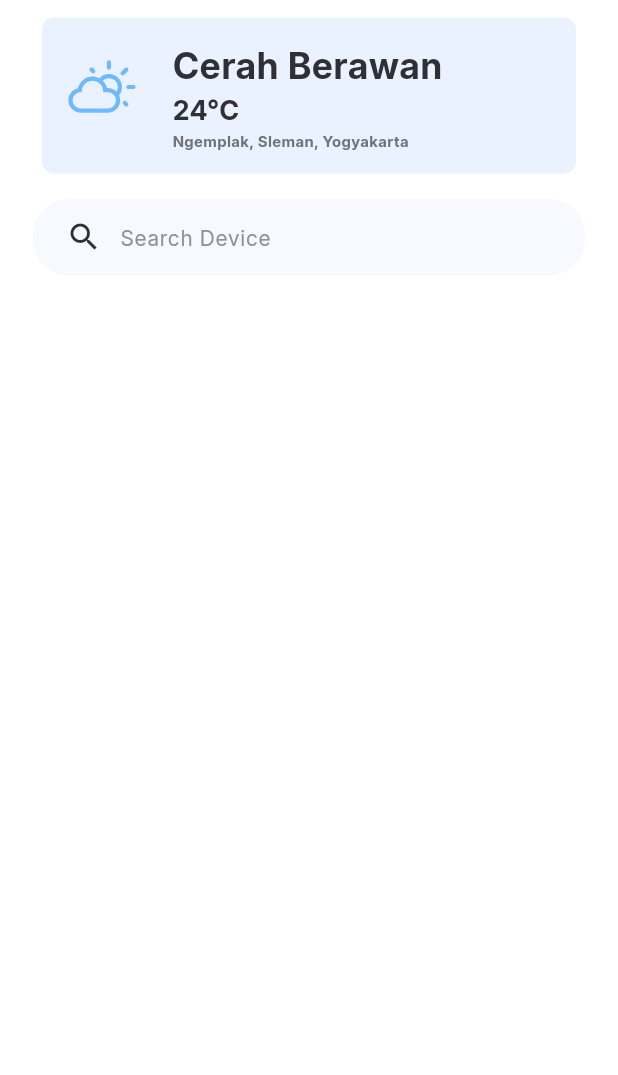
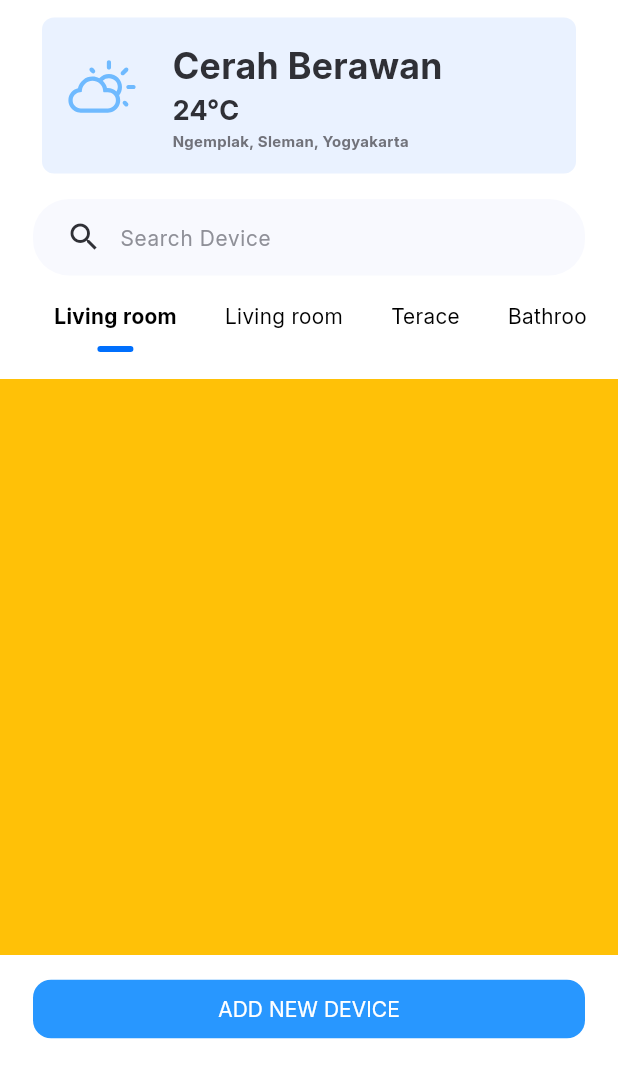
Before and after one commit to Ariyalex/SigmaHome, a Flutter app: the screen it shows after launch, on a phone screen of 412 x 824 dp, the part 161-1236 px from its top. Run offline on Flutter 3.47's test engine with Material 3 defaults, Android fonts, the phone set to English and light mode, and no system bars; our stand-ins replace firebase_core, firebase_database, font_awesome_flutter, get, weather_icons; accounts and stored records are empty; generated files the repository leaves out were written again.

Commit message:
tampilan room dan tombol add new device

```diff
--- a/lib/src/providers/button_provider.dart
+++ b/lib/src/providers/button_provider.dart
@@ -3,6 +3,7 @@ import 'package:firebase_database/firebase_database.dart';
 
 class ButtonProvider extends GetxController {
   var status = true.obs;
+  var activeRoomIndex = 0.obs;
 
   final DatabaseReference _relayRef =
       FirebaseDatabase.instance.ref("kontrol/relay");
@@ -32,4 +33,8 @@ class ButtonProvider extends GetxController {
 
     //update ke firebase secera realtime
   }
+
+  void setActiveRoom(int index) {
+    activeRoomIndex.value = index;
+  }
 }
--- a/lib/src/screens/home_screen.dart
+++ b/lib/src/screens/home_screen.dart
@@ -2,8 +2,20 @@ import 'package:flutter/material.dart';
 import 'package:get/get.dart';
 import 'package:sigma_home/src/providers/button_provider.dart';
 import 'package:sigma_home/src/theme/theme.dart';
+import 'package:sigma_home/src/widgets/fill_button.dart';
+import 'package:sigma_home/src/widgets/room.dart';
 import 'package:sigma_home/src/widgets/search.dart';
 import 'package:weather_icons/weather_icons.dart';
+
+//dummy
+List<String> roomName = [
+  "Living room",
+  "Living room",
+  "Terace",
+  "Bathroom",
+  "Kitchen",
+  "Bed room",
+];
 
 class HomeScreen extends StatelessWidget {
   const HomeScreen({
@@ -13,6 +25,8 @@ class HomeScreen extends StatelessWidget {
   @override
   Widget build(BuildContext context) {
     final buttonStatus = Get.put(ButtonProvider());
+
+    final searchC = TextEditingController();
 
     final mediaQueryWidth = MediaQuery.of(context).size.width;
     final mediaQueryHeight = MediaQuery.of(context).size.height;
@@ -115,7 +129,46 @@ class HomeScreen extends StatelessWidget {
               child: Search(
                 icon: Icon(Icons.search),
                 hint: "Search Device",
-                textController: TextEditingController(),
+                textController: searchC,
+                onPressed: () {},
+              ),
+            ),
+            Container(
+              width: mediaQueryWidth,
+              height: 40,
+              padding: EdgeInsets.symmetric(horizontal: 20),
+              child: ListView.builder(
+                scrollDirection: Axis.horizontal,
+                itemCount: roomName.length,
+                shrinkWrap: true,
+                itemBuilder: (context, index) {
+                  return InkWell(
+                    splashColor: AppTheme.accentColor,
+                    borderRadius: BorderRadius.circular(10),
+                    onTap: () => buttonStatus.activeRoomIndex(index),
+                    child: Obx(() => Padding(
+                          padding: const EdgeInsets.symmetric(horizontal: 16),
+                          child: Room(
+                            name: roomName[index],
+                            isActive:
+                                index == buttonStatus.activeRoomIndex.value,
+                          ),
+                        )),
+                  );
+                },
+              ),
+            ),
+            Expanded(
+              child: Container(
+                color: Colors.amber,
+              ),
+            ),
+            Container(
+              margin: EdgeInsets.only(bottom: 20),
+              padding: const EdgeInsets.symmetric(horizontal: 22),
+              child: FillButton(
+                content: "ADD NEW DEVICE",
+                color: Color(0xff2897FF),
                 onPressed: () {},
               ),
             )
--- a/lib/src/theme/theme.dart
+++ b/lib/src/theme/theme.dart
@@ -23,6 +23,12 @@ abstract final class AppTheme {
     color: textColor,
     fontSize: 16,
     fontWeight: FontWeight.w800,
+  );
+
+  static const h4 = TextStyle(
+    color: textColor,
+    fontSize: 14,
+    fontWeight: FontWeight.w700,
   );
 
   static const h2 = TextStyle(
--- a/lib/src/widgets/fill_button.dart
+++ b/lib/src/widgets/fill_button.dart
@@ -11,16 +11,20 @@ class FillButton extends StatelessWidget {
   final String content;
   final VoidCallback onPressed;
   final ButtonType buttonType;
+  final Color color;
 
-  const FillButton(
-      {super.key,
-      required this.content,
-      required this.onPressed,
-      this.buttonType = ButtonType.filled});
+  const FillButton({
+    super.key,
+    required this.content,
+    required this.onPressed,
+    this.color = AppTheme.primaryColor,
+    this.buttonType = ButtonType.filled,
+  });
 
   @override
   Widget build(BuildContext context) {
     final commonStyle = ButtonStyle(
+        backgroundColor: WidgetStateProperty.all(color),
         minimumSize: WidgetStateProperty.all(
           const Size(double.infinity, 39),
         ),
@@ -35,13 +39,13 @@ class FillButton extends StatelessWidget {
         return FilledButton(
           onPressed: onPressed,
           style: commonStyle,
-          child: Text(content!),
+          child: Text(content),
         );
       case ButtonType.text:
         return TextButton(
           onPressed: onPressed,
           style: commonStyle,
-          child: Text(content!),
+          child: Text(content),
         );
       case ButtonType.outlined:
         return OutlinedButton(
@@ -59,7 +63,7 @@ class FillButton extends StatelessWidget {
               ),
             ),
           ),
-          child: Text(content!),
+          child: Text(content),
         );
     }
   }
--- /dev/null
+++ b/lib/src/widgets/room.dart
@@ -0,0 +1,49 @@
+import 'package:flutter/material.dart';
+import 'package:sigma_home/src/theme/theme.dart';
+
+class Room extends StatelessWidget {
+  final String name;
+  final bool isActive;
+  const Room({
+    super.key,
+    required this.name,
+    this.isActive = false,
+  });
+
+  @override
+  Widget build(BuildContext context) {
+    return isActive
+        ? Column(
+            spacing: 10,
+            mainAxisSize: MainAxisSize.min,
+            crossAxisAlignment: CrossAxisAlignment.center,
+            children: [
+              Text(
+                name,
+                style: AppTheme.h4.copyWith(color: Colors.black),
+              ),
+              Container(
+                width: 24,
+                height: 4,
+                decoration: ShapeDecoration(
+                  color: AppTheme.primaryColor,
+                  shape: RoundedRectangleBorder(
+                    borderRadius: BorderRadius.circular(2),
+                  ),
+                ),
+              ),
+            ],
+          )
+        : Column(
+            spacing: 10,
+            mainAxisSize: MainAxisSize.min,
+            crossAxisAlignment: CrossAxisAlignment.center,
+            children: [
+              Text(
+                name,
+                style: AppTheme.bodyM,
+              ),
+            ],
+          );
+  }
+}
```
